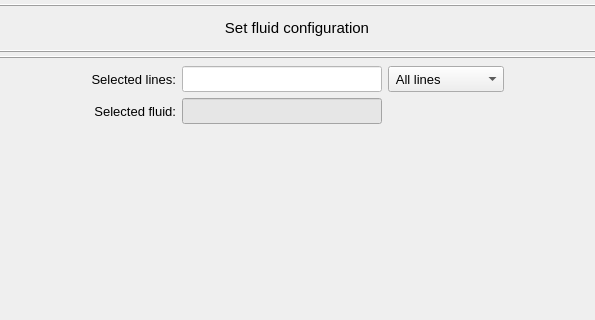
The window that vibra/interface/data/ui_files/model/setup/fluid/set_fluid_input.ui (MOPT-UFSC/VIBRA) describes before a commit, drawn with Qt 5; both pictures show x 93 to 688 and y 0 to 320 of the 780 by 650 pixel window.
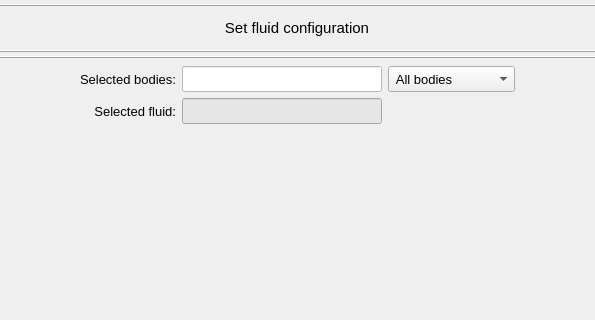
The same window after the commit.

```diff
--- a/vibra/interface/data/ui_files/model/setup/fluid/set_fluid_input.ui
+++ b/vibra/interface/data/ui_files/model/setup/fluid/set_fluid_input.ui
@@ -154,12 +154,12 @@
            </property>
            <item>
             <property name="text">
-             <string> All lines</string>
+             <string> All bodies</string>
             </property>
            </item>
            <item>
             <property name="text">
-             <string> Selected lines</string>
+             <string> Selected bodies</string>
             </property>
            </item>
           </widget>
@@ -233,7 +233,7 @@
             </font>
            </property>
            <property name="text">
-            <string>Selected lines:</string>
+            <string>Selected bodies:</string>
            </property>
            <property name="textFormat">
             <enum>Qt::AutoText</enum>
```
